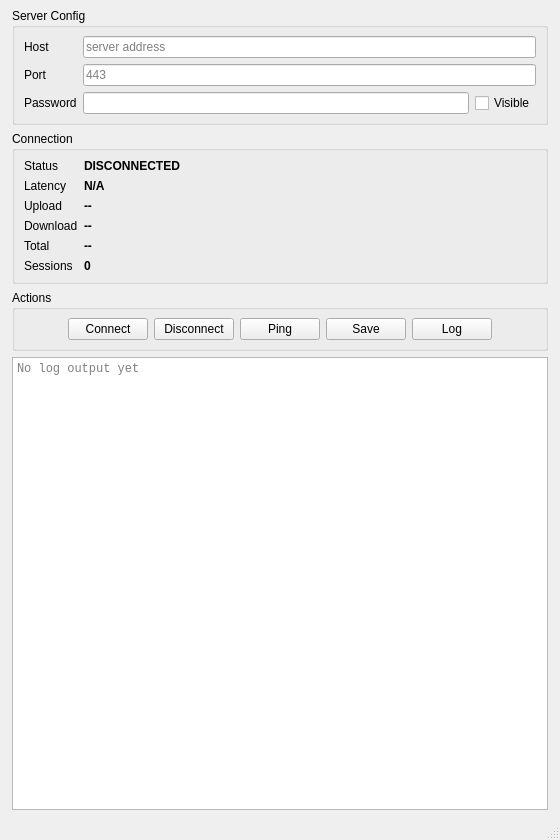
xyanrch1024/overplus, file Client/mainwindow.ui: the form before one commit.
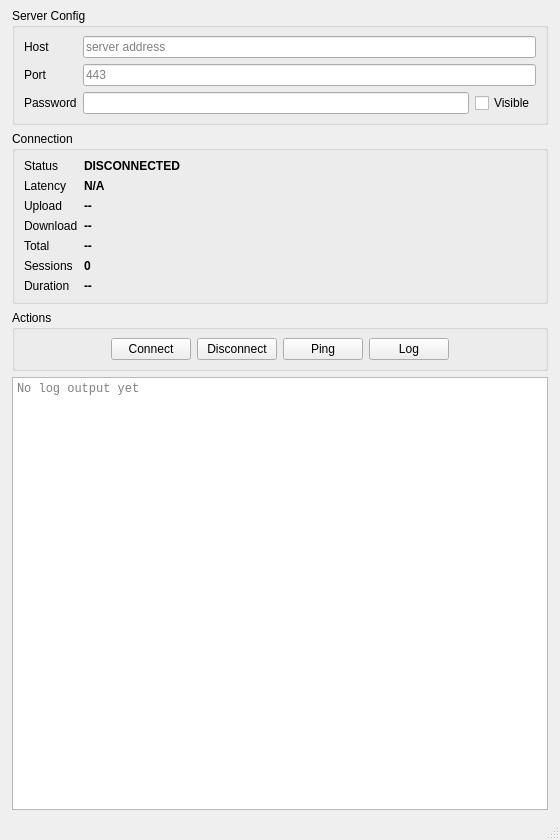
The form after the commit.

Commit message: feat(client): add connection duration, 1s stats refresh, auto-save on exit, remove Save button

Patch:
```diff
--- a/Client/mainwindow.ui
+++ b/Client/mainwindow.ui
@@ -166,6 +166,20 @@
            <property name="minimumWidth"><number>120</number></property>
           </widget>
          </item>
+         <item row="6" column="0">
+          <widget class="QLabel" name="label_duration">
+           <property name="text"><string>Duration</string></property>
+          </widget>
+         </item>
+         <item row="6" column="1">
+          <widget class="QLabel" name="DURATION_LABEL">
+           <property name="font">
+            <font><bold>true</bold></font>
+           </property>
+           <property name="text"><string>--</string></property>
+           <property name="minimumWidth"><number>120</number></property>
+          </widget>
+         </item>
         </layout>
      </widget>
     </item>
@@ -203,11 +217,6 @@
          <property name="text"><string>Ping</string></property>
         </widget>
        </item>
-       <item>
-        <widget class="QPushButton" name="SAVE_BUTTON">
-         <property name="text"><string>Save</string></property>
-        </widget>
-       </item>
        <item>
         <widget class="QPushButton" name="LOG_BUTTON">
          <property name="text"><string>Log</string></property>
```
Left out of the diff: 1 changed line with no effect on the pictures. Lines whose indentation alone changed are shown as unchanged. The commit also changes 2 other files.
